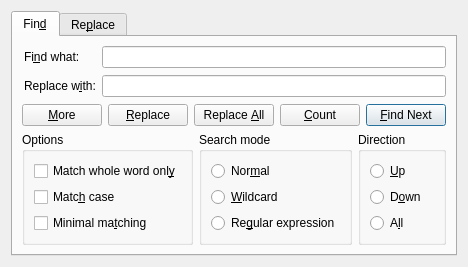
Qt form src/Sigil/Form_Files/FindReplace.ui (wsw621012/siweiwangsword-sigil) before a commit.
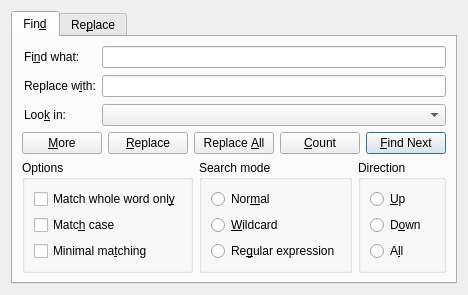
The same form after that commit.

Commit message: Adding the "Look In" combobox for the Find dialog; minor refactorings WRT Find dialog

```diff
--- a/src/Sigil/Form_Files/FindReplace.ui
+++ b/src/Sigil/Form_Files/FindReplace.ui
@@ -6,8 +6,8 @@
    <rect>
     <x>0</x>
     <y>0</y>
-    <width>451</width>
-    <height>251</height>
+    <width>449</width>
+    <height>270</height>
    </rect>
   </property>
   <property name="sizePolicy">
@@ -115,6 +115,19 @@
               <widget class="QWidget" name="wHidePageLabel"/>
              </widget>
             </item>
+            <item row="2" column="0">
+             <widget class="QLabel" name="lbLookIn">
+              <property name="text">
+               <string>Loo&amp;k in:</string>
+              </property>
+              <property name="buddy">
+               <cstring>cbLookWhere</cstring>
+              </property>
+             </widget>
+            </item>
+            <item row="2" column="1">
+             <widget class="QComboBox" name="cbLookWhere"/>
+            </item>
            </layout>
           </item>
           <item>
```
Left out of the diff: 6 changed lines with no effect on the pictures. The commit also changes 5 other files.
